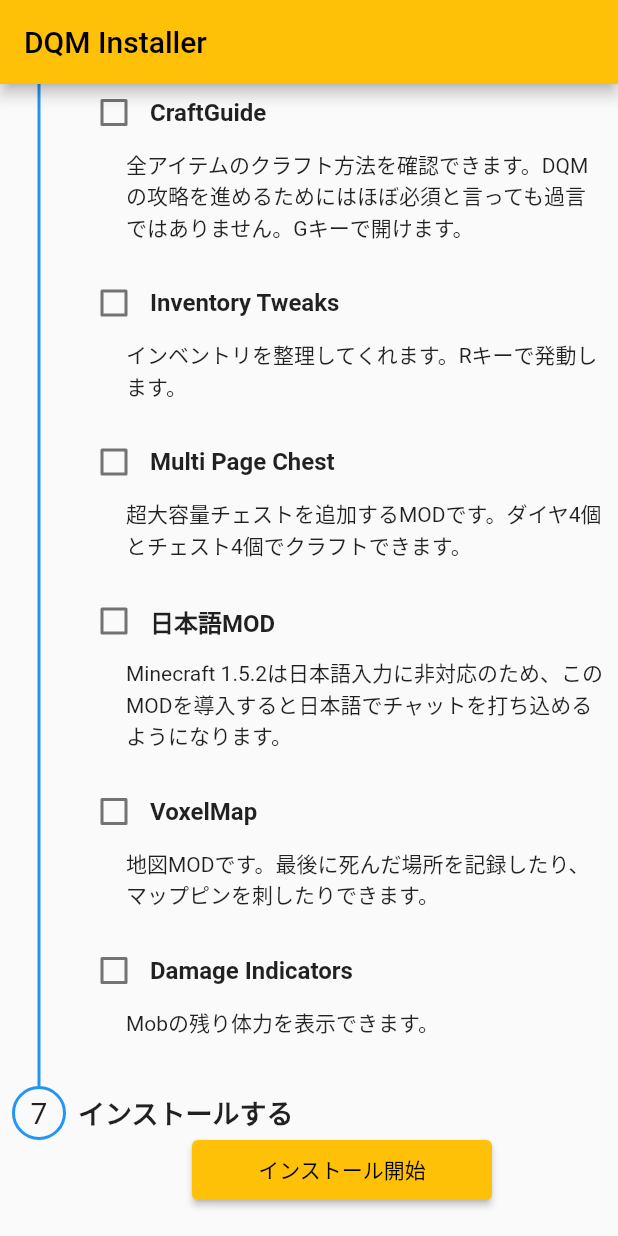
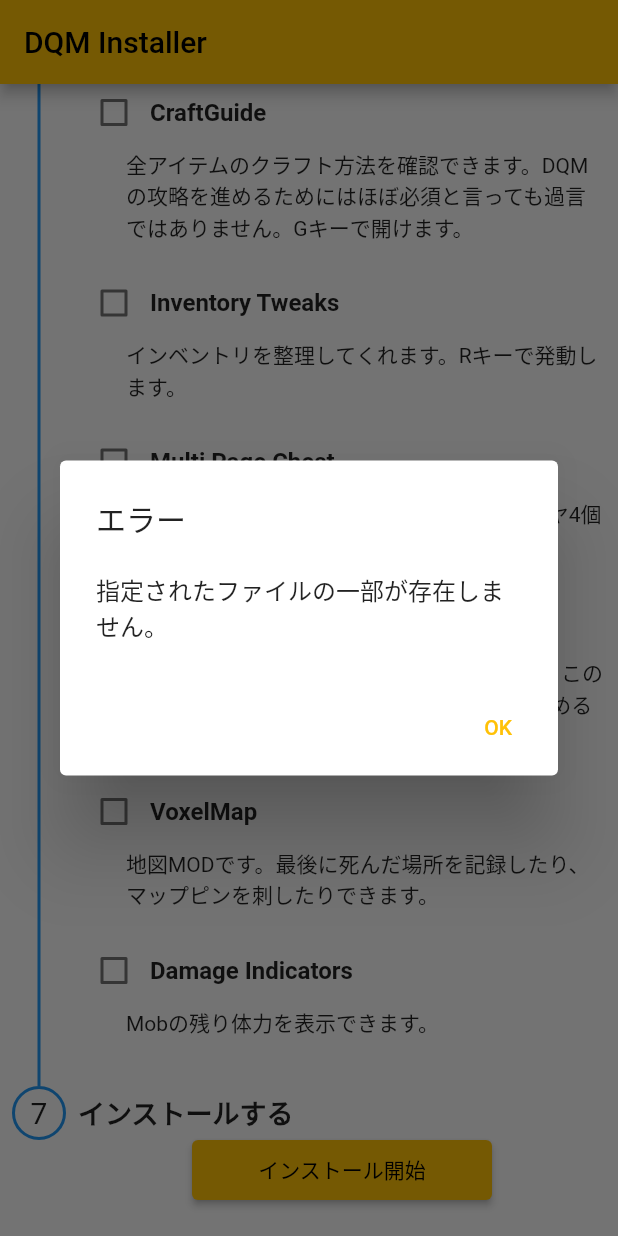
Before and after one commit to chika3742/dqm_installer_flt, a Flutter app: the screen it shows after launch, scrolled down 1502 dp, after a tap on "インストール開始", on a phone screen of 412 x 824 dp. Run offline on Flutter 3.47's test engine with Material 2 defaults, Android fonts, the phone set to English and light mode, and no system bars; drawn by our look-alikes of timelines; our stand-ins replace file_picker; Roboto replaces fonts that are missing (MPLUS1p).

Commit message:
improve: エラー表示処理の共通化

```diff
--- /dev/null
+++ b/lib/libs/error_checker.dart
@@ -0,0 +1,19 @@
+class PossibleError {
+  final String errorMessage;
+
+  ///
+  /// If this function returns false, [errorMessage] will be shown.
+  /// If [invert] is true, [errorMessage] will be shown when this function returns true.
+  ///
+  final Future<bool> Function() checkFunction;
+  final bool invert;
+
+  const PossibleError(this.errorMessage, this.checkFunction,
+      {this.invert = false});
+
+  Future<bool> check() async {
+    var result = await checkFunction();
+    print(result);
+    return invert ? !result : result;
+  }
+}
--- a/lib/pages/home.dart
+++ b/lib/pages/home.dart
@@ -1,6 +1,7 @@
 import 'dart:io';
 
 import 'package:dqm_installer_flt/libs/compatibility_checker.dart';
+import 'package:dqm_installer_flt/libs/error_checker.dart';
 import 'package:dqm_installer_flt/libs/installer.dart';
 import 'package:dqm_installer_flt/libs/profiles.dart';
 import 'package:dqm_installer_flt/pages/installation_progress.dart';
@@ -265,45 +266,16 @@
       _forgeController.text,
     ];
 
-    if (await checkAllModFilesExist(files, _skinController.text)) {
-      if (!mounted) return;
-      showDialog(
-          context: context,
-          builder: (context) {
-            return AlertDialog(
-              title: const Text("エラー"),
-              content: const Text("指定されたファイルの一部が存在しません。"),
-              actions: [
-                TextButton(
-                  child: const Text("OK"),
-                  onPressed: () {
-                    Navigator.pop(context);
-                  },
-                ),
-              ],
-            );
-          });
-      return;
-    }
+    final errors = [
+      PossibleError("指定されたファイルの一部が存在しません。", () {
+        return checkAllModFilesExist(files, _skinController.text);
+      }),
+      const PossibleError("Step 2、Step 3を踏んでから再度お試しください。", check152JarExists),
+    ];
 
-    if (!await check152JarExists()) {
-      if (!mounted) return;
-      showDialog(
-          context: context,
-          builder: (context) {
-            return AlertDialog(
-              title: const Text("エラー"),
-              content: const Text("Step 2、Step 3を踏んでから再度お試しください。"),
-              actions: [
-                TextButton(
-                  child: const Text("OK"),
-                  onPressed: () {
-                    Navigator.pop(context);
-                  },
-                )
-              ],
-            );
-          });
+    final checkResult = await checkErrors(errors);
+
+    if (!checkResult) {
       return;
     }
 
@@ -322,6 +294,7 @@
         context: context,
         title: "上書き確認",
         message: "既にこのバージョンのDQMがインストールされています。上書きしますか？",
+        showCancel: true,
       );
       if (result != true) {
         return;
@@ -336,6 +309,7 @@
         context: context,
         title: "環境チェックを無視しますか？",
         message: "Step 1の環境チェックにエラーがあります。続行しますか？",
+        showCancel: true,
       );
       if (result != true) {
         return;
@@ -351,6 +325,31 @@
         ),
       );
     }
+  }
+
+  Future<bool> checkErrors(List<PossibleError> errors) async {
+    for (final error in errors) {
+      final result = await error.check().then((value) {
+        if (!value) {
+          showAlertDialog(
+              context: context, title: "エラー", message: error.errorMessage);
+          return false;
+        }
+        return true;
+      }).catchError((e, stackTrace) {
+        debugPrint(e.toString());
+        debugPrintStack(stackTrace: stackTrace);
+
+        return false;
+      });
+
+      if (!result) {
+        return false;
+      }
+    }
+
+    // no error
+    return true;
   }
 
   Future<void> create152Profile() async {
```
